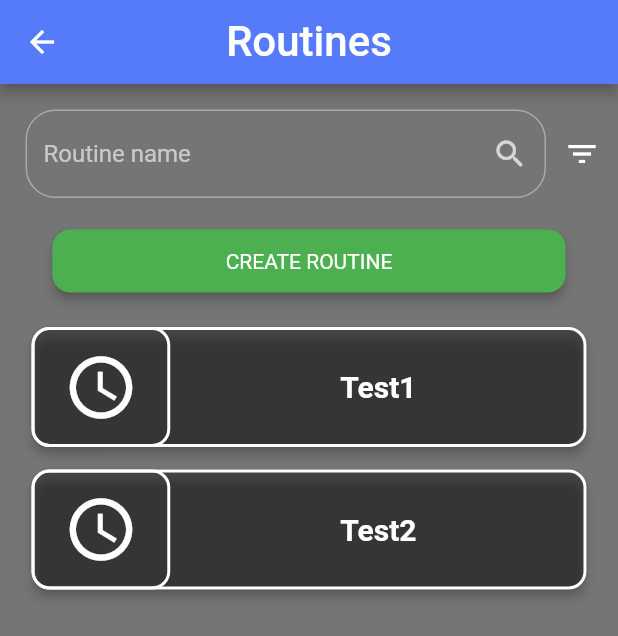
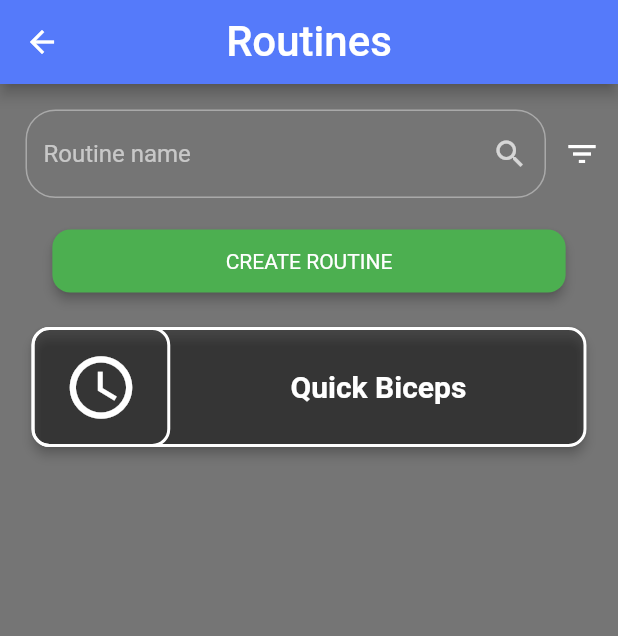
Before and after one commit to ftmateus/ipm_group_31_project, a Flutter app: the RoutinesScreen screen opened directly, on a phone screen of 412 x 824 dp. Shown: the top 636 px of the screen. Run offline on Flutter 3.47's test engine with Material 2 defaults, Android fonts, the phone set to English and light mode, and no system bars; our stand-ins replace flutter_lorem; missing offline and left inert: assorted_layout_widgets.

Commit message:
Completed all tasks screens.

```diff
--- a/jacked_up/lib/BookService.dart
+++ b/jacked_up/lib/BookService.dart
@@ -1,6 +1,7 @@
 import 'package:flutter/material.dart';
 import 'package:intl/intl.dart';
 import 'package:jacked_up/MainMenu.dart';
+import 'package:jacked_up/Services.dart';
 
 import 'MenuOptions.dart';
 
@@ -119,7 +120,7 @@ class Services extends StatefulWidget {
 
 class _ServicesState extends State<Services> {
 
-  final reservations = <Pair<DateTime, String>>[];
+  final reservations = bookedServices;
 
   @override
   Widget build(BuildContext context) {
--- a/jacked_up/lib/ExerciseTutorialsScreen.dart
+++ b/jacked_up/lib/ExerciseTutorialsScreen.dart
@@ -57,7 +57,7 @@ class ExerciseGroupButton extends StatelessWidget {
 }
 
 class ExerciseTutorialsScreen extends StatefulWidget {
-  const ExerciseTutorialsScreen({Key? key, this.title = "Exercise Tutorials"}) : super(key: key);
+  const ExerciseTutorialsScreen({Key? key, required this.title}) : super(key: key);
 
   final String title;
 
@@ -72,7 +72,7 @@ class _ExerciseTutorialsScreenState extends State<ExerciseTutorialsScreen> {
     return Scaffold(
         appBar: AppBar(
           backgroundColor: Theme.of(context).colorScheme.primary,
-          title: const Text('Exercises'),
+          title: Text(widget.title),
           centerTitle: true,
         ),
         body: Column(
--- a/jacked_up/lib/MainMenu.dart
+++ b/jacked_up/lib/MainMenu.dart
@@ -93,6 +93,7 @@ class _MainMenuState extends State<MainMenu> {
         width: 80,
         height: 80,
         child: FloatingActionButton(
+          backgroundColor: Colors.white,
           onPressed: () => {
             Navigator.push(
                 context,
@@ -104,7 +105,7 @@ class _MainMenuState extends State<MainMenu> {
                 ))
           },
           tooltip: 'Today\'s Plan',
-          child: const Icon(Icons.play_arrow, size: 50),
+          child: const Icon(Icons.play_arrow, size: 50, color: Colors.blueAccent,),
         ),
       ),
       floatingActionButtonLocation: FloatingActionButtonLocation.centerDocked,
--- a/jacked_up/lib/MenuOptions.dart
+++ b/jacked_up/lib/MenuOptions.dart
@@ -104,7 +104,10 @@ class MenuOptions extends StatelessWidget
                 onPress: () {
                   Navigator.push(
                     context,
-                    MaterialPageRoute(builder: (context) => const ExerciseTutorialsScreen()),
+                    MaterialPageRoute(
+                      builder: (context) => const ExerciseTutorialsScreen(title: "Exercises"),
+                      settings: RouteSettings(arguments: true)
+                    ),
                   );
                 }
             ),
--- a/jacked_up/lib/ProfileButton.dart
+++ b/jacked_up/lib/ProfileButton.dart
@@ -2,6 +2,7 @@ import 'package:flutter/material.dart';
 import 'package:jacked_up/ProfilePage.dart';
 
 import 'SignInScreen.dart';
+
 
 class ProfileButton extends StatelessWidget
 {
--- a/jacked_up/lib/ProfilePage.dart
+++ b/jacked_up/lib/ProfilePage.dart
@@ -1,6 +1,7 @@
 import 'package:flutter/material.dart';
 
 import 'SignInScreen.dart';
+
 
 // class ProfilePage extends StatelessWidget {
 //   const ProfilePage({super.key});
--- a/jacked_up/lib/RegisterScreen.dart
+++ b/jacked_up/lib/RegisterScreen.dart
@@ -4,6 +4,7 @@ import 'package:jacked_up/RegisterScreenSecond.dart';
 import 'SignInScreen.dart';
 
 import 'MainMenu.dart';
+
 
 class RegisterScreen extends StatefulWidget {
 
--- a/jacked_up/lib/RegisterScreenSecond.dart
+++ b/jacked_up/lib/RegisterScreenSecond.dart
@@ -2,6 +2,8 @@
 import 'package:flutter/material.dart';
 import 'package:flutter/services.dart';
 import 'package:jacked_up/SignInScreen.dart';
+
+
 
 class RegisterScreenSecond extends StatefulWidget {
   const RegisterScreenSecond({super.key, required this.userInfo});
--- a/jacked_up/lib/Routine.dart
+++ b/jacked_up/lib/Routine.dart
@@ -10,7 +10,7 @@ class Routine {
 }
 
 List<Routine> allRoutines = [
-  Routine('Test1', {
+  Routine('Quick Biceps', {
     'SUN': null,
     'MON': defaultTrainingPlans[0],
     'TUE': null,
@@ -19,14 +19,5 @@ List<Routine> allRoutines = [
     'FRI': null,
     'SAT': null,
   }),
-  Routine('Test2', {
-    'SUN': defaultTrainingPlans[0],
-    'MON': null,
-    'TUE': null,
-    'WED': defaultTrainingPlans[0],
-    'THU': null,
-    'FRI': null,
-    'SAT': null,
-  }),
 
 ];
--- a/jacked_up/lib/RoutineCreationScreen.dart
+++ b/jacked_up/lib/RoutineCreationScreen.dart
@@ -31,7 +31,7 @@ class _TrainingPlanTileState extends State<TrainingPlanTile>{
           child: Container(
             height: 50,
             decoration: BoxDecoration(
-                border: Border.all(width: 2, color: Colors.red),
+                border: Border.all(width: 2, color: Colors.blue),
                 borderRadius: BorderRadius.all(Radius.circular(12))
             ),
             child: Center(
--- /dev/null
+++ b/jacked_up/lib/Services.dart
@@ -0,0 +1,6 @@
+
+import 'BookService.dart';
+
+List<Pair<DateTime, String>> bookedServices = [
+
+];
--- a/jacked_up/lib/TrainingPlanCreationScreen.dart
+++ b/jacked_up/lib/TrainingPlanCreationScreen.dart
@@ -267,7 +267,7 @@ class _TrainingPlanCreationScreenState
               builder: (context) => const ExerciseTutorialsScreen(
                 title: 'Choose Exercise',
               ),
-            settings: const RouteSettings(arguments: false)
+            //settings: const RouteSettings(arguments: true)
           ),
         ).then((exerciseExecution) {
           setState(() {
@@ -275,6 +275,9 @@ class _TrainingPlanCreationScreenState
           });
         }),
         child: const Icon(Icons.add),
+        backgroundColor: Colors.blue,
+        foregroundColor: Colors.white,
+        elevation: 3,
       ),
     );
   }
```
Also changed, not shown: jacked_up/lib/main.dart (+5 -2 lines).
